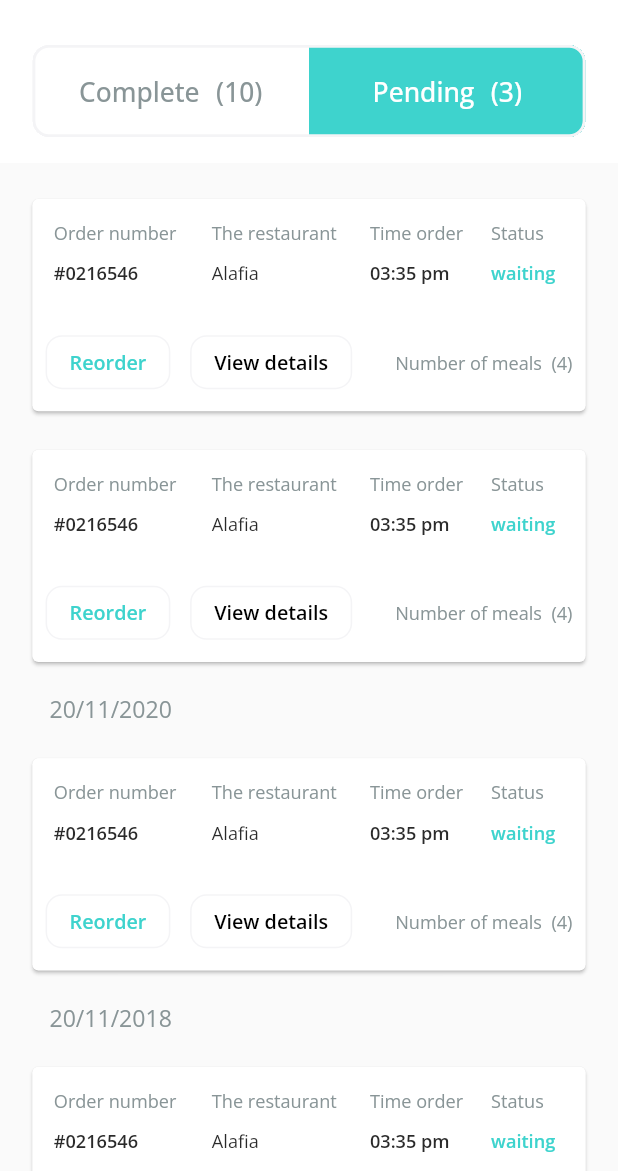
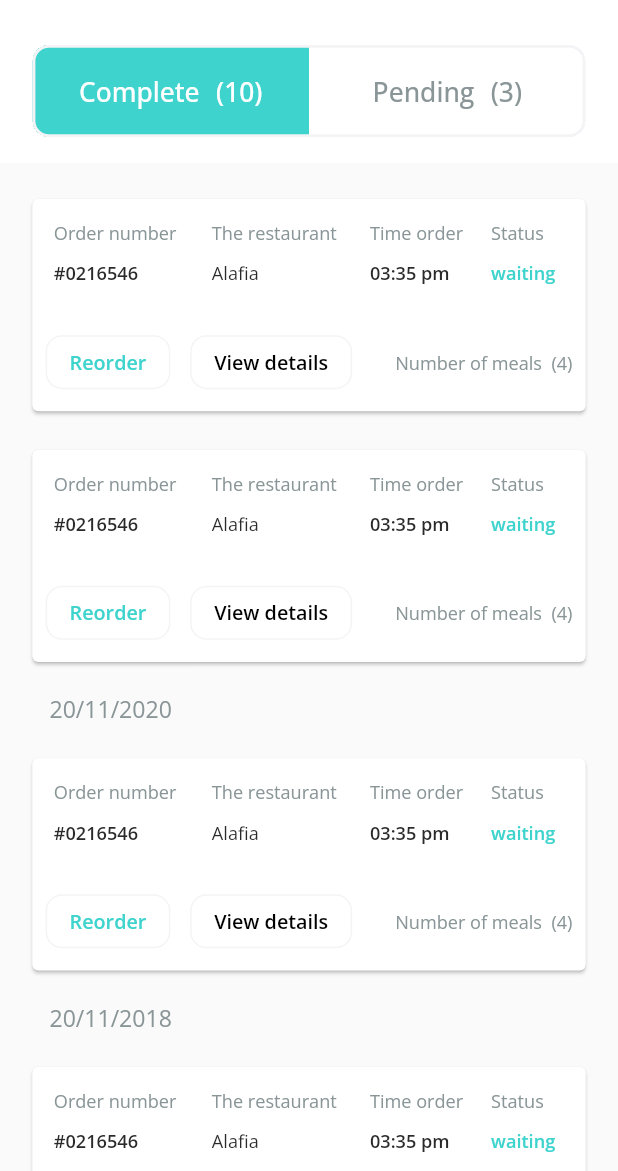
Before and after one commit to AbdalazizAbdallah/customer_app, a Flutter app: the MyOrderPage screen opened by its route, scrolled down 576 dp, after a tap on "Complete", on a phone screen of 412 x 824 dp, the part 65-1236 px from its top. Run offline on Flutter 3.47's test engine with Material 2 defaults, Android fonts, the phone set to English and light mode, and no system bars; drawn by our look-alikes of grouped_list; our stand-ins replace badges, connectivity_plus, dartz, dio, email_validator, equatable and 12 more; missing offline and left inert: onesignal_flutter; accounts and stored records are empty; network calls fail; project files that could hold a hidden picture were left out.

Commit message:
style (my order ) : finish from my order page

```diff
--- /dev/null
+++ b/lib/ui/pages/my_order/controllers/my_order_page_controller.dart
@@ -0,0 +1,35 @@
+import 'package:customer_app/core/constants/colors_app.dart';
+import 'package:flutter/material.dart';
+import 'package:get/get.dart';
+
+enum Pages {
+  complete,
+  pending,
+}
+
+class MyOrderPageController extends GetxController {
+  Pages currentPage = Pages.complete;
+
+  Color backgroundColorComplete = ColorsApp.primary;
+  Color textColorComplete = ColorsApp.white;
+  Color backgroundColorPending = ColorsApp.white;
+  Color textColorPending = ColorsApp.grey;
+
+  void completePage() {
+    currentPage = Pages.complete;
+    backgroundColorComplete = ColorsApp.primary;
+    textColorComplete = ColorsApp.white;
+    backgroundColorPending = ColorsApp.white;
+    textColorPending = ColorsApp.grey;
+    update();
+  }
+
+  void pendingPage() {
+    currentPage = Pages.pending;
+    backgroundColorComplete = ColorsApp.white;
+    textColorComplete = ColorsApp.grey;
+    backgroundColorPending = ColorsApp.primary;
+    textColorPending = ColorsApp.white;
+    update();
+  }
+}
--- a/lib/ui/pages/my_order/pages/my_order_page.dart
+++ b/lib/ui/pages/my_order/pages/my_order_page.dart
@@ -1,6 +1,8 @@
 import 'package:customer_app/core/constants/colors_app.dart';
 import 'package:customer_app/core/constants/sizes_app.dart';
+import 'package:customer_app/ui/pages/my_order/controllers/my_order_page_controller.dart';
 import 'package:customer_app/ui/pages/my_order/pages/complete_page.dart';
+import 'package:customer_app/ui/pages/my_order/pages/pending_page.dart';
 import 'package:customer_app/ui/pages/my_order/widgets/custom_elevated_button_widget1.dart';
 import 'package:customer_app/ui/widgets/app_bar_widget.dart';
 import 'package:flutter/material.dart';
@@ -13,7 +15,10 @@ class MyOrderPage extends StatelessWidget {
   Widget build(BuildContext context) {
     return Scaffold(
       appBar: getAppBar(title: 'my_order'.tr),
-      body: Column(
+      body: GetBuilder<MyOrderPageController>(
+        init: MyOrderPageController(),
+        builder: (myOrderPageController) {
+          return Column(
             children: [
               Flexible(
                 flex: 1,
@@ -35,17 +40,23 @@ class MyOrderPage extends StatelessWidget {
                         Expanded(
                           child: CustomElevatedButtonWidget1(
                             title: 'Complete',
-                        backgroundColor: ColorsApp.white,
+                            backgroundColor:
+                                myOrderPageController.backgroundColorComplete,
                             count: 10,
-                        textColor: ColorsApp.grey,
+                            textColor: myOrderPageController.textColorComplete,
+                            onPressed: () =>
+                                myOrderPageController.completePage(),
                           ),
                         ),
                         Expanded(
                           child: CustomElevatedButtonWidget1(
                             title: 'Pending',
-                        backgroundColor: ColorsApp.primary,
+                            backgroundColor:
+                                myOrderPageController.backgroundColorPending,
                             count: 3,
-                        textColor: ColorsApp.white,
+                            textColor: myOrderPageController.textColorPending,
+                            onPressed: () =>
+                                myOrderPageController.pendingPage(),
                           ),
                         ),
                       ],
@@ -58,10 +69,14 @@ class MyOrderPage extends StatelessWidget {
                 child: Container(
                   width: double.infinity,
                   color: ColorsApp.whiteSuger,
-              child: const CompletePage(),
+                  child: myOrderPageController.currentPage == Pages.complete
+                      ? const CompletePage()
+                      : const PendingPage(),
                 ),
               ),
             ],
+          );
+        },
       ),
     );
   }
--- a/lib/ui/pages/my_order/widgets/custom_elevated_button_widget1.dart
+++ b/lib/ui/pages/my_order/widgets/custom_elevated_button_widget1.dart
@@ -9,12 +9,14 @@ class CustomElevatedButtonWidget1 extends StatelessWidget {
     required this.count,
     required this.backgroundColor,
     required this.textColor,
+    required this.onPressed,
   }) : super(key: key);
 
   final String title;
   final int count;
   final Color backgroundColor;
   final Color textColor;
+  final void Function()? onPressed;
 
   @override
   Widget build(BuildContext context) {
@@ -30,7 +32,7 @@ class CustomElevatedButtonWidget1 extends StatelessWidget {
           double.infinity,
         ),
       ),
-      onPressed: () {},
+      onPressed: onPressed,
       child: Center(
         child: Row(
           mainAxisSize: MainAxisSize.min,
```
Lines whose indentation alone changed are shown as unchanged.
